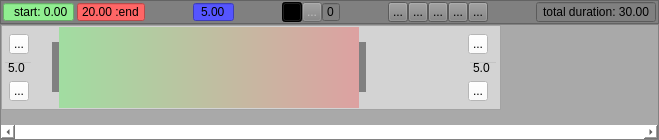
Above: animtimeline.ui from hiergaut/AnimTimeline before the change. Below: the same form after it.
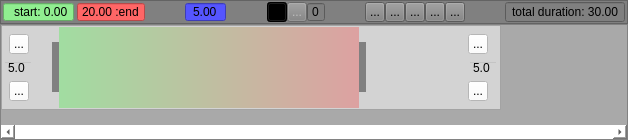
That is the form after the change. Icons and pictures are not drawn. Custom widgets are drawn as their Qt base class.

```diff
--- a/animtimeline.ui
+++ b/animtimeline.ui
@@ -6,7 +6,7 @@
    <rect>
     <x>0</x>
     <y>0</y>
-    <width>659</width>
+    <width>628</width>
     <height>140</height>
    </rect>
   </property>
@@ -16,6 +16,12 @@
     <verstretch>0</verstretch>
    </sizepolicy>
   </property>
+  <property name="minimumSize">
+   <size>
+    <width>0</width>
+    <height>140</height>
+   </size>
+  </property>
   <property name="maximumSize">
    <size>
     <width>16777215</width>
@@ -239,6 +245,9 @@
         <property name="decimals">
          <number>2</number>
         </property>
+        <property name="maximum">
+         <double>99.000000000000000</double>
+        </property>
         <property name="singleStep">
          <double>1.000000000000000</double>
         </property>
@@ -489,6 +498,9 @@
         <property name="prefix">
          <string>total duration: </string>
         </property>
+        <property name="maximum">
+         <double>99.000000000000000</double>
+        </property>
         <property name="value">
          <double>30.000000000000000</double>
         </property>
```
Left out of the diff: 8 changed lines with no effect on the pictures.
